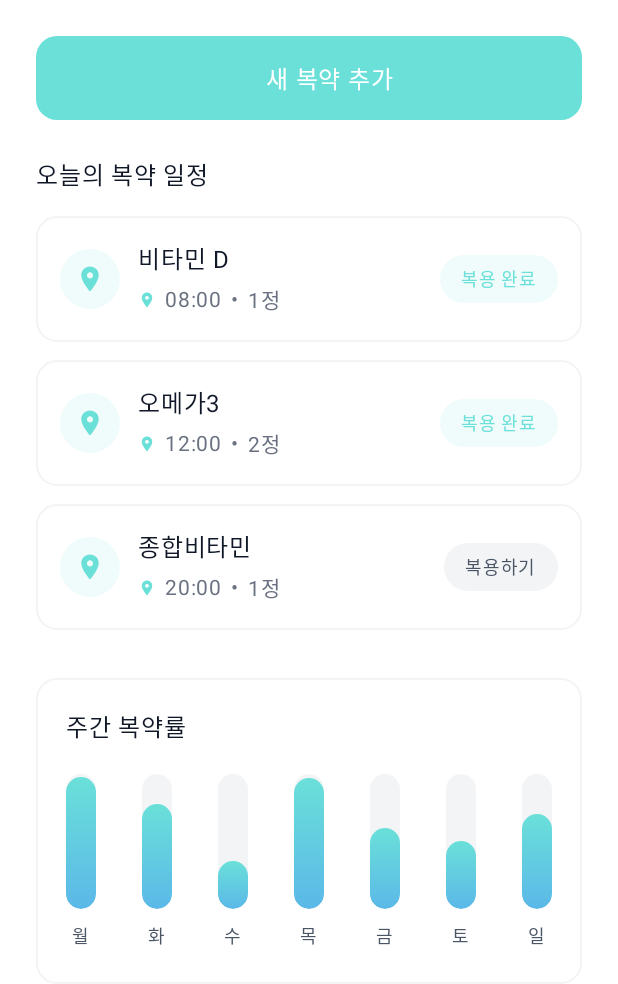
After one commit to SongYunSeok0/Project, an Android app built with Jetpack Compose: the composable AlarmScreen shown on its own in the app's theme, on a phone screen of 412 x 824 dp. The commit adds this screen. Shown: the top 984 px of the screen. Run offline under Robolectric (Android 15) with nearby library versions, the phone set to English and light mode, and no system bars; Roboto replaces fonts that are not available here.

Commit message:
복약 관리

```diff
--- a/MyRythm/app/src/main/java/com/myrhythm/AppRoot.kt
+++ b/MyRythm/app/src/main/java/com/myrhythm/AppRoot.kt
@@ -148,6 +148,8 @@ private fun titleFor(routeName: String) = when (routeName) {
     ChatBotRoute::class.qualifiedName     -> "챗봇"
     MapRoute::class.qualifiedName         -> "지도"
     NewsRoute::class.qualifiedName        -> "뉴스"
+    AlarmRoute::class.qualifiedName        -> "복약 관리"
+    MediReportRoute::class.qualifiedName        -> "복약 통계"
     else -> "마이 리듬"
 }
 
--- /dev/null
+++ b/MyRythm/common/design/src/main/java/com/ui/components/AddMedicineButton.kt
@@ -0,0 +1,41 @@
+package com.ui.components
+
+import androidx.compose.foundation.layout.Row
+import androidx.compose.foundation.layout.fillMaxWidth
+import androidx.compose.foundation.layout.height
+import androidx.compose.foundation.Image
+import androidx.compose.foundation.background
+import androidx.compose.foundation.layout.*
+import androidx.compose.foundation.shape.RoundedCornerShape
+import androidx.compose.material3.Text
+import androidx.compose.runtime.Composable
+import androidx.compose.ui.Alignment
+import androidx.compose.ui.Modifier
+import androidx.compose.ui.draw.clip
+import androidx.compose.ui.graphics.Color
+import androidx.compose.ui.res.painterResource
+import androidx.compose.ui.unit.dp
+import androidx.compose.ui.unit.sp
+import com.common.design.R
+
+@Composable
+fun AddMedicineButton() {
+    Row(
+        modifier = Modifier
+            .fillMaxWidth()
+            .height(56.dp)
+            .clip(RoundedCornerShape(14.dp))
+            .background(Color(0xff6ae0d9))
+            .padding(horizontal = 20.dp),
+        verticalAlignment = Alignment.CenterVertically,
+        horizontalArrangement = Arrangement.Center
+    ) {
+        Image(
+            painter = painterResource(R.drawable.icon),
+            contentDescription = null,
+            modifier = Modifier.size(20.dp)
+        )
+        Spacer(Modifier.width(8.dp))
+        Text("새 복약 추가", color = Color.White, fontSize = 16.sp)
+    }
+}
--- /dev/null
+++ b/MyRythm/common/design/src/main/java/com/ui/components/ChartBar.kt
@@ -0,0 +1,48 @@
+package com.ui.components
+
+import androidx.compose.foundation.layout.fillMaxWidth
+import androidx.compose.foundation.layout.height
+import androidx.compose.foundation.background
+import androidx.compose.foundation.layout.*
+import androidx.compose.foundation.shape.RoundedCornerShape
+import androidx.compose.material3.Text
+import androidx.compose.runtime.Composable
+import androidx.compose.ui.Alignment
+import androidx.compose.ui.Modifier
+import androidx.compose.ui.draw.clip
+import androidx.compose.ui.graphics.Brush
+import androidx.compose.ui.graphics.Color
+import androidx.compose.ui.unit.dp
+import androidx.compose.ui.unit.sp
+
+@Composable
+fun ChartBar(label: String) {
+    Column(horizontalAlignment = Alignment.CenterHorizontally) {
+
+        // 바 형태
+        Box(
+            modifier = Modifier
+                .width(20.dp)
+                .height(90.dp)
+                .clip(RoundedCornerShape(10.dp))
+                .background(Color(0xfff3f4f6)),
+            contentAlignment = Alignment.BottomCenter
+        ) {
+            Box(
+                modifier = Modifier
+                    .fillMaxWidth()
+                    .height((20..90).random().dp)    // 임시 높이 (랜덤)
+                    .clip(RoundedCornerShape(10.dp))
+                    .background(
+                        Brush.verticalGradient(
+                            listOf(Color(0xff6ae0d9), Color(0xff5bb8e8))
+                        )
+                    )
+            )
+        }
+
+        Spacer(Modifier.height(6.dp))
+
+        Text(label, fontSize = 12.sp, color = Color(0xff4a5565))
+    }
+}
--- /dev/null
+++ b/MyRythm/common/design/src/main/java/com/ui/components/MedicineScheduleItem.kt
@@ -0,0 +1,99 @@
+package com.ui.components
+
+import androidx.compose.foundation.layout.Row
+import androidx.compose.foundation.layout.fillMaxWidth
+import androidx.compose.foundation.layout.height
+import androidx.compose.foundation.Image
+import androidx.compose.foundation.background
+import androidx.compose.foundation.layout.*
+import androidx.compose.foundation.shape.CircleShape
+import androidx.compose.foundation.shape.RoundedCornerShape
+import androidx.compose.material3.Surface
+import androidx.compose.material3.Text
+import androidx.compose.runtime.Composable
+import androidx.compose.ui.Alignment
+import androidx.compose.ui.Modifier
+import androidx.compose.ui.draw.clip
+import androidx.compose.ui.graphics.Color
+import androidx.compose.ui.res.painterResource
+import androidx.compose.ui.unit.dp
+import androidx.compose.ui.unit.sp
+import com.common.design.R
+
+
+@Composable
+fun MedicineScheduleItem(
+    title: String,
+    time: String,
+    dose: String,
+    done: Boolean
+) {
+    Surface(
+        shape = RoundedCornerShape(14.dp),
+        border = androidx.compose.foundation.BorderStroke(1.dp, Color(0xfff3f4f6)),
+        color = Color.White
+    ) {
+        Row(
+            modifier = Modifier
+                .fillMaxWidth()
+                .padding(16.dp),
+            horizontalArrangement = Arrangement.SpaceBetween,
+            verticalAlignment = Alignment.CenterVertically
+        ) {
+
+            // 아이콘 + 텍스트 묶음
+            Row(verticalAlignment = Alignment.CenterVertically) {
+                Box(
+                    modifier = Modifier
+                        .size(40.dp)
+                        .clip(CircleShape)
+                        .background(Color(0xff6ae0d9).copy(alpha = 0.1f)),
+                    contentAlignment = Alignment.Center
+                ) {
+                    Image(
+                        painter = painterResource(R.drawable.icon),
+                        contentDescription = null,
+                        modifier = Modifier.size(20.dp)
+                    )
+                }
+
+                Spacer(Modifier.width(12.dp))
+
+                Column {
+                    Text(title, fontSize = 16.sp, color = Color(0xff101828))
+                    Spacer(Modifier.height(4.dp))
+                    Row(verticalAlignment = Alignment.CenterVertically) {
+                        Image(
+                            painter = painterResource(R.drawable.icon),
+                            contentDescription = null,
+                            modifier = Modifier.size(12.dp)
+                        )
+                        Spacer(Modifier.width(6.dp))
+                        Text(time, fontSize = 14.sp, color = Color(0xff6a7282))
+                        Spacer(Modifier.width(6.dp))
+                        Text("•", fontSize = 14.sp, color = Color(0xff6a7282))
+                        Spacer(Modifier.width(6.dp))
+                        Text(dose, fontSize = 14.sp, color = Color(0xff6a7282))
+                    }
+                }
+            }
+
+            // 오른쪽 상태 버튼
+            Box(
+                modifier = Modifier
+                    .clip(RoundedCornerShape(50))
+                    .background(
+                        if (done) Color(0xff6ae0d9).copy(alpha = 0.1f)
+                        else Color(0xfff3f4f6)
+                    )
+                    .padding(horizontal = 14.dp, vertical = 4.dp)
+            ) {
+                Text(
+                    text = if (done) "복용 완료" else "복용하기",
+                    fontSize = 12.sp,
+                    color = if (done) Color(0xff6ae0d9) else Color(0xff4a5565)
+                )
+            }
+        }
+    }
+}
--- /dev/null
+++ b/MyRythm/common/design/src/main/java/com/ui/components/WeeklyChart.kt
@@ -0,0 +1,45 @@
+package com.ui.components
+
+import androidx.compose.foundation.layout.Row
+import androidx.compose.foundation.layout.fillMaxWidth
+import androidx.compose.foundation.layout.height
+import androidx.compose.foundation.layout.*
+import androidx.compose.foundation.shape.RoundedCornerShape
+import androidx.compose.material3.Surface
+import androidx.compose.material3.Text
+import androidx.compose.runtime.Composable
+import androidx.compose.ui.Modifier
+import androidx.compose.ui.graphics.Color
+import androidx.compose.ui.unit.dp
+import androidx.compose.ui.unit.sp
+
+
+
+@Composable
+fun WeeklyChart() {
+
+    Surface(
+        shape = RoundedCornerShape(14.dp),
+        border = androidx.compose.foundation.BorderStroke(1.dp, Color(0xfff3f4f6)),
+        color = Color.White,
+        modifier = Modifier.fillMaxWidth()
+    ) {
+
+        Column(Modifier.padding(20.dp)) {
+
+            Text("주간 복약률", fontSize = 16.sp, color = Color(0xff101828))
+
+            Spacer(Modifier.height(20.dp))
+
+            Row(
+                modifier = Modifier.fillMaxWidth(),
+                horizontalArrangement = Arrangement.SpaceBetween
+            ) {
+                val days = listOf("월", "화", "수", "목", "금", "토", "일")
+                days.forEach { day ->
+                    ChartBar(label = day)
+                }
+            }
+        }
+    }
+}
--- a/MyRythm/feature/main/src/main/java/com/main/navigation/MainRoute.kt
+++ b/MyRythm/feature/main/src/main/java/com/main/navigation/MainRoute.kt
@@ -4,3 +4,5 @@ import kotlinx.serialization.Serializable
 
 @Serializable data object MainNavGraph
 @Serializable data object MainRoute
+
+@Serializable data object AlarmRoute
--- /dev/null
+++ b/MyRythm/feature/main/src/main/java/com/main/ui/AlarmScreen.kt
@@ -0,0 +1,71 @@
+package com.main.ui
+
+import androidx.compose.foundation.layout.*
+import androidx.compose.material3.Text
+import androidx.compose.runtime.Composable
+import androidx.compose.ui.Modifier
+import androidx.compose.ui.graphics.Color
+import androidx.compose.ui.text.font.FontWeight
+import androidx.compose.ui.unit.dp
+import androidx.compose.ui.unit.sp
+import androidx.compose.ui.tooling.preview.Preview
+import com.ui.components.AddMedicineButton
+import com.ui.components.MedicineScheduleItem
+import com.ui.components.WeeklyChart
+
+@Composable
+fun AlarmScreen() {
+
+    Column(
+        modifier = Modifier
+            .fillMaxSize()
+            .padding(24.dp)
+    ) {
+
+        // 새 복약 추가 버튼
+        AddMedicineButton()
+
+        Spacer(Modifier.height(24.dp))
+
+        Text(
+            "오늘의 복약 일정",
+            fontSize = 16.sp,
+            fontWeight = FontWeight.Medium,
+            color = Color(0xff101828)
+        )
+
+        Spacer(Modifier.height(16.dp))
+
+        Column(verticalArrangement = Arrangement.spacedBy(12.dp)) {
+            MedicineScheduleItem(
+                title = "비타민 D",
+                time = "08:00",
+                dose = "1정",
+                done = true
+            )
+            MedicineScheduleItem(
+                title = "오메가3",
+                time = "12:00",
+                dose = "2정",
+                done = true
+            )
+            MedicineScheduleItem(
+                title = "종합비타민",
+                time = "20:00",
+                dose = "1정",
+                done = false
+            )
+        }
+
+        Spacer(Modifier.height(32.dp))
+
+        WeeklyChart()
+    }
+}
+
+
+@Preview(widthDp = 412, heightDp = 917)
+@Composable
+fun AlarmScreenPreview() {
+    AlarmScreen()
+}
--- a/MyRythm/feature/main/src/main/java/com/main/ui/MainScreen.kt
+++ b/MyRythm/feature/main/src/main/java/com/main/ui/MainScreen.kt
@@ -31,6 +31,7 @@ fun MainScreen(
     onOpenHeart:     () -> Unit = {},
     onOpenMap:       () -> Unit = {},
     onOpenNews:      () -> Unit = {},
+    onOpenAlarm:      () -> Unit = {},
     onFabCamera:     () -> Unit = {} // 현재 화면에서는 미사용
 ) {
 
@@ -94,7 +95,7 @@ fun MainScreen(
         // 외곽 규격은 FullWidthFeatureCard가 처리하고, 내부 레이아웃은 content 슬롯에서 정의합니다.
         FullWidthFeatureCard(
             bg = Color(0x3320FFE5),
-            onClick = onOpenScheduler
+            onClick = onOpenAlarm
         ) {
             // 내부 콘텐츠: TimeRemainingCard의 레이아웃 (좌측 정렬, 상하 패딩)
             Column(
--- a/MyRythm/feature/mypage/src/main/java/com/mypage/navigation/MyPageNavGraph.kt
+++ b/MyRythm/feature/mypage/src/main/java/com/mypage/navigation/MyPageNavGraph.kt
@@ -7,6 +7,7 @@ import androidx.navigation.toRoute
 import com.mypage.ui.EditScreen
 import com.mypage.ui.FAQScreenWrapper
 import com.mypage.ui.HeartReportScreen
+import com.mypage.ui.MediReportScreen
 import com.mypage.ui.MyPageScreen
 
 fun NavGraphBuilder.mypageNavGraph(
@@ -18,6 +19,7 @@ fun NavGraphBuilder.mypageNavGraph(
             onEditClick = { nav.navigate(EditProfileRoute()) },
             onHeartClick = { nav.navigate(HeartReportRoute) },
             onFaqClick = { nav.navigate(FAQRoute) },
+            onMediClick = { nav.navigate(MediReportRoute) },
             onLogoutClick = onLogoutClick        // ← 그대로 전달
         )
     }
@@ -34,4 +36,8 @@ fun NavGraphBuilder.mypageNavGraph(
     composable<FAQRoute> {
         FAQScreenWrapper()
     }
+
+    composable<MediReportRoute> {
+        MediReportScreen()
+    }
 }
--- a/MyRythm/feature/mypage/src/main/java/com/mypage/navigation/MyPageRoute.kt
+++ b/MyRythm/feature/mypage/src/main/java/com/mypage/navigation/MyPageRoute.kt
@@ -8,3 +8,5 @@ import kotlinx.serialization.Serializable
 @Serializable data class EditProfileRoute(val userId: String? = null)
 
 @Serializable data object FAQRoute
+
+@Serializable data object MediReportRoute
--- a/MyRythm/feature/mypage/src/main/java/com/mypage/ui/MyPageScreen.kt
+++ b/MyRythm/feature/mypage/src/main/java/com/mypage/ui/MyPageScreen.kt
@@ -27,7 +27,8 @@ fun MyPageScreen(
     onEditClick: () -> Unit = {},
     onHeartClick: () -> Unit = {},
     onLogoutClick: () -> Unit = {},
-    onFaqClick: () -> Unit = {}
+    onFaqClick: () -> Unit = {},
+    onMediClick: () -> Unit = {}
 ) {
     Column(
         modifier = modifier
@@ -67,7 +68,7 @@ fun MyPageScreen(
         Column(Modifier.fillMaxWidth()) {
             MenuItem("내 정보 수정", onEditClick)
             MenuItem("심박수", onHeartClick)
-            MenuItem("복약 그래프") { }
+            MenuItem("복약 통계", onMediClick)
             MenuItem("FAQ 문의사항", onFaqClick)
             MenuItem("로그아웃", onLogoutClick)
         }
```
Also changed, not shown: MyRythm/common/design/src/main/java/com/ui/components/AnalysisCard.kt (added, +63 -0 lines), MyRythm/common/design/src/main/java/com/ui/components/MedicineItemCard.kt (added, +78 -0 lines), MyRythm/common/design/src/main/java/com/ui/components/StatCard.kt (added, +68 -0 lines), MyRythm/common/design/src/main/java/com/ui/components/TabText.kt (added, +19 -0 lines), MyRythm/feature/main/src/main/java/com/main/navigation/MainNavGraph.kt (+8 -0 lines), MyRythm/feature/mypage/src/main/java/com/mypage/ui/MediReportScreen.kt (+76 -0 lines).
